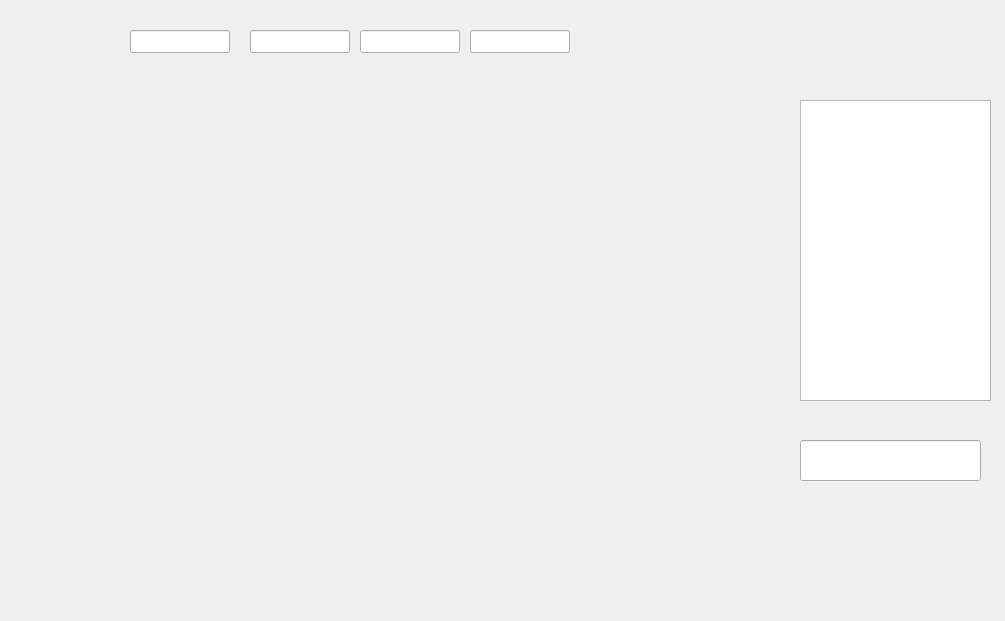
First picture: the form in caQtDM_Lib/caQtDM_Plugins/bsread/bsreadtest.ui, repository caqtdm/caqtdm, before the edit.
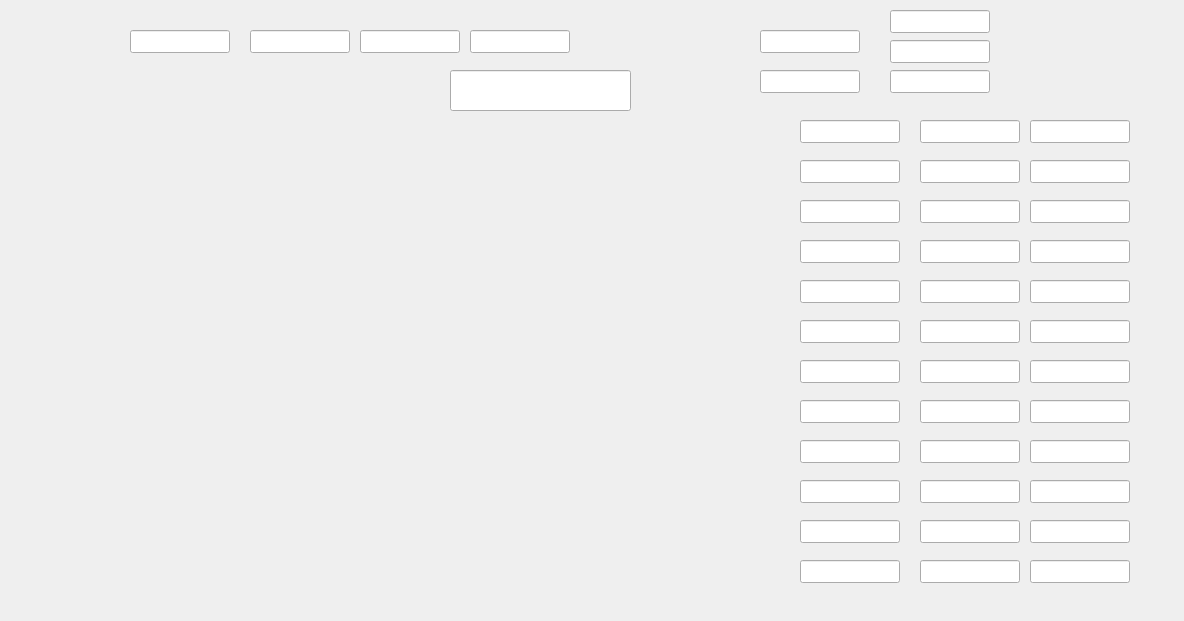
Second picture: the form after the edit. Custom widgets are drawn as their Qt base class.

The edit to the form file:
```diff
--- a/caQtDM_Lib/caQtDM_Plugins/bsread/bsreadtest.ui
+++ b/caQtDM_Lib/caQtDM_Plugins/bsread/bsreadtest.ui
@@ -6,7 +6,7 @@
    <rect>
     <x>0</x>
     <y>0</y>
-    <width>1005</width>
+    <width>1184</width>
     <height>621</height>
    </rect>
   </property>
@@ -162,24 +162,11 @@
     <string notr="true">bsread://CHANNEL-3</string>
    </property>
   </widget>
-  <widget class="caTable" name="catable">
-   <property name="geometry">
-    <rect>
-     <x>800</x>
-     <y>100</y>
-     <width>191</width>
-     <height>301</height>
-    </rect>
-   </property>
-   <property name="channels" stdset="0">
-    <string notr="true">bsread://CHANNEL-ARRAY_1</string>
-   </property>
-  </widget>
   <widget class="caLineEdit" name="calineedit_5">
    <property name="geometry">
     <rect>
-     <x>800</x>
-     <y>440</y>
+     <x>450</x>
+     <y>70</y>
      <width>181</width>
      <height>41</height>
     </rect>
@@ -191,6 +178,788 @@
     <enum>caLineEdit::string</enum>
    </property>
   </widget>
+  <widget class="caLineEdit" name="calineedit_6">
+   <property name="geometry">
+    <rect>
+     <x>800</x>
+     <y>120</y>
+     <width>100</width>
+     <height>23</height>
+    </rect>
+   </property>
+   <property name="channel" stdset="0">
+    <string notr="true">bsread://CHANNEL-1</string>
+   </property>
+   <property name="precision">
+    <number>1</number>
+   </property>
+   <property name="precisionMode">
+    <enum>caLineEdit::User</enum>
+   </property>
+  </widget>
+  <widget class="caLineEdit" name="calineedit_7">
+   <property name="geometry">
+    <rect>
+     <x>920</x>
+     <y>120</y>
+     <width>100</width>
+     <height>23</height>
+    </rect>
+   </property>
+   <property name="channel" stdset="0">
+    <string notr="true">bsread://CHANNEL-2</string>
+   </property>
+   <property name="precision">
+    <number>1</number>
+   </property>
+   <property name="precisionMode">
+    <enum>caLineEdit::User</enum>
+   </property>
+  </widget>
+  <widget class="caLineEdit" name="calineedit_8">
+   <property name="geometry">
+    <rect>
+     <x>1030</x>
+     <y>120</y>
+     <width>100</width>
+     <height>23</height>
+    </rect>
+   </property>
+   <property name="channel" stdset="0">
+    <string notr="true">bsread://CHANNEL-3</string>
+   </property>
+   <property name="precision">
+    <number>1</number>
+   </property>
+   <property name="precisionMode">
+    <enum>caLineEdit::User</enum>
+   </property>
+  </widget>
+  <widget class="caLineEdit" name="calineedit_9">
+   <property name="geometry">
+    <rect>
+     <x>800</x>
+     <y>160</y>
+     <width>100</width>
+     <height>23</height>
+    </rect>
+   </property>
+   <property name="channel" stdset="0">
+    <string notr="true">bsread://CHANNEL-1</string>
+   </property>
+   <property name="precision">
+    <number>1</number>
+   </property>
+   <property name="precisionMode">
+    <enum>caLineEdit::User</enum>
+   </property>
+  </widget>
+  <widget class="caLineEdit" name="calineedit_10">
+   <property name="geometry">
+    <rect>
+     <x>920</x>
+     <y>160</y>
+     <width>100</width>
+     <height>23</height>
+    </rect>
+   </property>
+   <property name="channel" stdset="0">
+    <string notr="true">bsread://CHANNEL-2</string>
+   </property>
+   <property name="precision">
+    <number>1</number>
+   </property>
+   <property name="precisionMode">
+    <enum>caLineEdit::User</enum>
+   </property>
+  </widget>
+  <widget class="caLineEdit" name="calineedit_11">
+   <property name="geometry">
+    <rect>
+     <x>1030</x>
+     <y>160</y>
+     <width>100</width>
+     <height>23</height>
+    </rect>
+   </property>
+   <property name="channel" stdset="0">
+    <string notr="true">bsread://CHANNEL-3</string>
+   </property>
+   <property name="precision">
+    <number>1</number>
+   </property>
+   <property name="precisionMode">
+    <enum>caLineEdit::User</enum>
+   </property>
+  </widget>
+  <widget class="caLineEdit" name="calineedit_12">
+   <property name="geometry">
+    <rect>
+     <x>800</x>
+     <y>200</y>
+     <width>100</width>
+     <height>23</height>
+    </rect>
+   </property>
+   <property name="channel" stdset="0">
+    <string notr="true">bsread://CHANNEL-1</string>
+   </property>
+   <property name="precision">
+    <number>1</number>
+   </property>
+   <property name="precisionMode">
+    <enum>caLineEdit::User</enum>
+   </property>
+  </widget>
+  <widget class="caLineEdit" name="calineedit_13">
+   <property name="geometry">
+    <rect>
+     <x>920</x>
+     <y>200</y>
+     <width>100</width>
+     <height>23</height>
+    </rect>
+   </property>
+   <property name="channel" stdset="0">
+    <string notr="true">bsread://CHANNEL-2</string>
+   </property>
+   <property name="precision">
+    <number>1</number>
+   </property>
+   <property name="precisionMode">
+    <enum>caLineEdit::User</enum>
+   </property>
+  </widget>
+  <widget class="caLineEdit" name="calineedit_14">
+   <property name="geometry">
+    <rect>
+     <x>1030</x>
+     <y>200</y>
+     <width>100</width>
+     <height>23</height>
+    </rect>
+   </property>
+   <property name="channel" stdset="0">
+    <string notr="true">bsread://CHANNEL-3</string>
+   </property>
+   <property name="precision">
+    <number>1</number>
+   </property>
+   <property name="precisionMode">
+    <enum>caLineEdit::User</enum>
+   </property>
+  </widget>
+  <widget class="caLineEdit" name="calineedit_15">
+   <property name="geometry">
+    <rect>
+     <x>800</x>
+     <y>240</y>
+     <width>100</width>
+     <height>23</height>
+    </rect>
+   </property>
+   <property name="channel" stdset="0">
+    <string notr="true">bsread://CHANNEL-1</string>
+   </property>
+   <property name="precision">
+    <number>1</number>
+   </property>
+   <property name="precisionMode">
+    <enum>caLineEdit::User</enum>
+   </property>
+  </widget>
+  <widget class="caLineEdit" name="calineedit_16">
+   <property name="geometry">
+    <rect>
+     <x>920</x>
+     <y>240</y>
+     <width>100</width>
+     <height>23</height>
+    </rect>
+   </property>
+   <property name="channel" stdset="0">
+    <string notr="true">bsread://CHANNEL-2</string>
+   </property>
+   <property name="precision">
+    <number>1</number>
+   </property>
+   <property name="precisionMode">
+    <enum>caLineEdit::User</enum>
+   </property>
+  </widget>
+  <widget class="caLineEdit" name="calineedit_17">
+   <property name="geometry">
+    <rect>
+     <x>1030</x>
+     <y>240</y>
+     <width>100</width>
+     <height>23</height>
+    </rect>
+   </property>
+   <property name="channel" stdset="0">
+    <string notr="true">bsread://CHANNEL-3</string>
+   </property>
+   <property name="precision">
+    <number>1</number>
+   </property>
+   <property name="precisionMode">
+    <enum>caLineEdit::User</enum>
+   </property>
+  </widget>
+  <widget class="caLineEdit" name="calineedit_18">
+   <property name="geometry">
+    <rect>
+     <x>1030</x>
+     <y>320</y>
+     <width>100</width>
+     <height>23</height>
+    </rect>
+   </property>
+   <property name="channel" stdset="0">
+    <string notr="true">bsread://CHANNEL-3</string>
+   </property>
+   <property name="precision">
+    <number>1</number>
+   </property>
+   <property name="precisionMode">
+    <enum>caLineEdit::User</enum>
+   </property>
+  </widget>
+  <widget class="caLineEdit" name="calineedit_19">
+   <property name="geometry">
+    <rect>
+     <x>1030</x>
+     <y>280</y>
+     <width>100</width>
+     <height>23</height>
+    </rect>
+   </property>
+   <property name="channel" stdset="0">
+    <string notr="true">bsread://CHANNEL-3</string>
+   </property>
+   <property name="precision">
+    <number>1</number>
+   </property>
+   <property name="precisionMode">
+    <enum>caLineEdit::User</enum>
+   </property>
+  </widget>
+  <widget class="caLineEdit" name="calineedit_20">
+   <property name="geometry">
+    <rect>
+     <x>1030</x>
+     <y>360</y>
+     <width>100</width>
+     <height>23</height>
+    </rect>
+   </property>
+   <property name="channel" stdset="0">
+    <string notr="true">bsread://CHANNEL-3</string>
+   </property>
+   <property name="precision">
+    <number>1</number>
+   </property>
+   <property name="precisionMode">
+    <enum>caLineEdit::User</enum>
+   </property>
+  </widget>
+  <widget class="caLineEdit" name="calineedit_21">
+   <property name="geometry">
+    <rect>
+     <x>920</x>
+     <y>320</y>
+     <width>100</width>
+     <height>23</height>
+    </rect>
+   </property>
+   <property name="channel" stdset="0">
+    <string notr="true">bsread://CHANNEL-2</string>
+   </property>
+   <property name="precision">
+    <number>1</number>
+   </property>
+   <property name="precisionMode">
+    <enum>caLineEdit::User</enum>
+   </property>
+  </widget>
+  <widget class="caLineEdit" name="calineedit_22">
+   <property name="geometry">
+    <rect>
+     <x>800</x>
+     <y>280</y>
+     <width>100</width>
+     <height>23</height>
+    </rect>
+   </property>
+   <property name="channel" stdset="0">
+    <string notr="true">bsread://CHANNEL-1</string>
+   </property>
+   <property name="precision">
+    <number>1</number>
+   </property>
+   <property name="precisionMode">
+    <enum>caLineEdit::User</enum>
+   </property>
+  </widget>
+  <widget class="caLineEdit" name="calineedit_23">
+   <property name="geometry">
+    <rect>
+     <x>800</x>
+     <y>400</y>
+     <width>100</width>
+     <height>23</height>
+    </rect>
+   </property>
+   <property name="channel" stdset="0">
+    <string notr="true">bsread://CHANNEL-1</string>
+   </property>
+   <property name="precision">
+    <number>1</number>
+   </property>
+   <property name="precisionMode">
+    <enum>caLineEdit::User</enum>
+   </property>
+  </widget>
+  <widget class="caLineEdit" name="calineedit_24">
+   <property name="geometry">
+    <rect>
+     <x>920</x>
+     <y>280</y>
+     <width>100</width>
+     <height>23</height>
+    </rect>
+   </property>
+   <property name="channel" stdset="0">
+    <string notr="true">bsread://CHANNEL-2</string>
+   </property>
+   <property name="precision">
+    <number>1</number>
+   </property>
+   <property name="precisionMode">
+    <enum>caLineEdit::User</enum>
+   </property>
+  </widget>
+  <widget class="caLineEdit" name="calineedit_25">
+   <property name="geometry">
+    <rect>
+     <x>920</x>
+     <y>400</y>
+     <width>100</width>
+     <height>23</height>
+    </rect>
+   </property>
+   <property name="channel" stdset="0">
+    <string notr="true">bsread://CHANNEL-2</string>
+   </property>
+   <property name="precision">
+    <number>1</number>
+   </property>
+   <property name="precisionMode">
+    <enum>caLineEdit::User</enum>
+   </property>
+  </widget>
+  <widget class="caLineEdit" name="calineedit_26">
+   <property name="geometry">
+    <rect>
+     <x>800</x>
+     <y>360</y>
+     <width>100</width>
+     <height>23</height>
+    </rect>
+   </property>
+   <property name="channel" stdset="0">
+    <string notr="true">bsread://CHANNEL-1</string>
+   </property>
+   <property name="precision">
+    <number>1</number>
+   </property>
+   <property name="precisionMode">
+    <enum>caLineEdit::User</enum>
+   </property>
+  </widget>
+  <widget class="caLineEdit" name="calineedit_27">
+   <property name="geometry">
+    <rect>
+     <x>920</x>
+     <y>360</y>
+     <width>100</width>
+     <height>23</height>
+    </rect>
+   </property>
+   <property name="channel" stdset="0">
+    <string notr="true">bsread://CHANNEL-2</string>
+   </property>
+   <property name="precision">
+    <number>1</number>
+   </property>
+   <property name="precisionMode">
+    <enum>caLineEdit::User</enum>
+   </property>
+  </widget>
+  <widget class="caLineEdit" name="calineedit_28">
+   <property name="geometry">
+    <rect>
+     <x>800</x>
+     <y>320</y>
+     <width>100</width>
+     <height>23</height>
+    </rect>
+   </property>
+   <property name="channel" stdset="0">
+    <string notr="true">bsread://CHANNEL-1</string>
+   </property>
+   <property name="precision">
+    <number>1</number>
+   </property>
+   <property name="precisionMode">
+    <enum>caLineEdit::User</enum>
+   </property>
+  </widget>
+  <widget class="caLineEdit" name="calineedit_29">
+   <property name="geometry">
+    <rect>
+     <x>1030</x>
+     <y>400</y>
+     <width>100</width>
+     <height>23</height>
+    </rect>
+   </property>
+   <property name="channel" stdset="0">
+    <string notr="true">bsread://CHANNEL-3</string>
+   </property>
+   <property name="precision">
+    <number>1</number>
+   </property>
+   <property name="precisionMode">
+    <enum>caLineEdit::User</enum>
+   </property>
+  </widget>
+  <widget class="caLineEdit" name="calineedit_30">
+   <property name="geometry">
+    <rect>
+     <x>1030</x>
+     <y>480</y>
+     <width>100</width>
+     <height>23</height>
+    </rect>
+   </property>
+   <property name="channel" stdset="0">
+    <string notr="true">bsread://CHANNEL-3</string>
+   </property>
+   <property name="precision">
+    <number>1</number>
+   </property>
+   <property name="precisionMode">
+    <enum>caLineEdit::User</enum>
+   </property>
+  </widget>
+  <widget class="caLineEdit" name="calineedit_31">
+   <property name="geometry">
+    <rect>
+     <x>1030</x>
+     <y>440</y>
+     <width>100</width>
+     <height>23</height>
+    </rect>
+   </property>
+   <property name="channel" stdset="0">
+    <string notr="true">bsread://CHANNEL-3</string>
+   </property>
+   <property name="precision">
+    <number>1</number>
+   </property>
+   <property name="precisionMode">
+    <enum>caLineEdit::User</enum>
+   </property>
+  </widget>
+  <widget class="caLineEdit" name="calineedit_32">
+   <property name="geometry">
+    <rect>
+     <x>1030</x>
+     <y>520</y>
+     <width>100</width>
+     <height>23</height>
+    </rect>
+   </property>
+   <property name="channel" stdset="0">
+    <string notr="true">bsread://CHANNEL-3</string>
+   </property>
+   <property name="precision">
+    <number>1</number>
+   </property>
+   <property name="precisionMode">
+    <enum>caLineEdit::User</enum>
+   </property>
+  </widget>
+  <widget class="caLineEdit" name="calineedit_33">
+   <property name="geometry">
+    <rect>
+     <x>920</x>
+     <y>480</y>
+     <width>100</width>
+     <height>23</height>
+    </rect>
+   </property>
+   <property name="channel" stdset="0">
+    <string notr="true">bsread://CHANNEL-2</string>
+   </property>
+   <property name="precision">
+    <number>1</number>
+   </property>
+   <property name="precisionMode">
+    <enum>caLineEdit::User</enum>
+   </property>
+  </widget>
+  <widget class="caLineEdit" name="calineedit_34">
+   <property name="geometry">
+    <rect>
+     <x>800</x>
+     <y>440</y>
+     <width>100</width>
+     <height>23</height>
+    </rect>
+   </property>
+   <property name="channel" stdset="0">
+    <string notr="true">bsread://CHANNEL-1</string>
+   </property>
+   <property name="precision">
+    <number>1</number>
+   </property>
+   <property name="precisionMode">
+    <enum>caLineEdit::User</enum>
+   </property>
+  </widget>
+  <widget class="caLineEdit" name="calineedit_35">
+   <property name="geometry">
+    <rect>
+     <x>800</x>
+     <y>560</y>
+     <width>100</width>
+     <height>23</height>
+    </rect>
+   </property>
+   <property name="channel" stdset="0">
+    <string notr="true">bsread://CHANNEL-1</string>
+   </property>
+   <property name="precision">
+    <number>1</number>
+   </property>
+   <property name="precisionMode">
+    <enum>caLineEdit::User</enum>
+   </property>
+  </widget>
+  <widget class="caLineEdit" name="calineedit_36">
+   <property name="geometry">
+    <rect>
+     <x>920</x>
+     <y>440</y>
+     <width>100</width>
+     <height>23</height>
+    </rect>
+   </property>
+   <property name="channel" stdset="0">
+    <string notr="true">bsread://CHANNEL-2</string>
+   </property>
+   <property name="precision">
+    <number>1</number>
+   </property>
+   <property name="precisionMode">
+    <enum>caLineEdit::User</enum>
+   </property>
+  </widget>
+  <widget class="caLineEdit" name="calineedit_37">
+   <property name="geometry">
+    <rect>
+     <x>920</x>
+     <y>560</y>
+     <width>100</width>
+     <height>23</height>
+    </rect>
+   </property>
+   <property name="channel" stdset="0">
+    <string notr="true">bsread://CHANNEL-2</string>
+   </property>
+   <property name="precision">
+    <number>1</number>
+   </property>
+   <property name="precisionMode">
+    <enum>caLineEdit::User</enum>
+   </property>
+  </widget>
+  <widget class="caLineEdit" name="calineedit_38">
+   <property name="geometry">
+    <rect>
+     <x>800</x>
+     <y>520</y>
+     <width>100</width>
+     <height>23</height>
+    </rect>
+   </property>
+   <property name="channel" stdset="0">
+    <string notr="true">bsread://CHANNEL-1</string>
+   </property>
+   <property name="precision">
+    <number>1</number>
+   </property>
+   <property name="precisionMode">
+    <enum>caLineEdit::User</enum>
+   </property>
+  </widget>
+  <widget class="caLineEdit" name="calineedit_39">
+   <property name="geometry">
+    <rect>
+     <x>920</x>
+     <y>520</y>
+     <width>100</width>
+     <height>23</height>
+    </rect>
+   </property>
+   <property name="channel" stdset="0">
+    <string notr="true">bsread://CHANNEL-2</string>
+   </property>
+   <property name="precision">
+    <number>1</number>
+   </property>
+   <property name="precisionMode">
+    <enum>caLineEdit::User</enum>
+   </property>
+  </widget>
+  <widget class="caLineEdit" name="calineedit_40">
+   <property name="geometry">
+    <rect>
+     <x>800</x>
+     <y>480</y>
+     <width>100</width>
+     <height>23</height>
+    </rect>
+   </property>
+   <property name="channel" stdset="0">
+    <string notr="true">bsread://CHANNEL-1</string>
+   </property>
+   <property name="precision">
+    <number>1</number>
+   </property>
+   <property name="precisionMode">
+    <enum>caLineEdit::User</enum>
+   </property>
+  </widget>
+  <widget class="caLineEdit" name="calineedit_41">
+   <property name="geometry">
+    <rect>
+     <x>1030</x>
+     <y>560</y>
+     <width>100</width>
+     <height>23</height>
+    </rect>
+   </property>
+   <property name="channel" stdset="0">
+    <string notr="true">bsread://CHANNEL-3</string>
+   </property>
+   <property name="precision">
+    <number>1</number>
+   </property>
+   <property name="precisionMode">
+    <enum>caLineEdit::User</enum>
+   </property>
+  </widget>
+  <widget class="caLineEdit" name="calineedit_42">
+   <property name="geometry">
+    <rect>
+     <x>890</x>
+     <y>10</y>
+     <width>100</width>
+     <height>23</height>
+    </rect>
+   </property>
+   <property name="channel" stdset="0">
+    <string notr="true">bsread://pulse_id</string>
+   </property>
+   <property name="precision">
+    <number>1</number>
+   </property>
+   <property name="precisionMode">
+    <enum>caLineEdit::User</enum>
+   </property>
+  </widget>
+  <widget class="caLineEdit" name="calineedit_43">
+   <property name="geometry">
+    <rect>
+     <x>890</x>
+     <y>40</y>
+     <width>100</width>
+     <height>23</height>
+    </rect>
+   </property>
+   <property name="channel" stdset="0">
+    <string notr="true">bsread://global_timestamp_epoch</string>
+   </property>
+   <property name="precision">
+    <number>1</number>
+   </property>
+   <property name="precisionMode">
+    <enum>caLineEdit::User</enum>
+   </property>
+  </widget>
+  <widget class="caLineEdit" name="calineedit_44">
+   <property name="geometry">
+    <rect>
+     <x>890</x>
+     <y>70</y>
+     <width>100</width>
+     <height>23</height>
+    </rect>
+   </property>
+   <property name="channel" stdset="0">
+    <string notr="true">bsread://global_timestamp_ns</string>
+   </property>
+   <property name="precision">
+    <number>1</number>
+   </property>
+   <property name="precisionMode">
+    <enum>caLineEdit::User</enum>
+   </property>
+  </widget>
+  <widget class="caLineEdit" name="calineedit_45">
+   <property name="geometry">
+    <rect>
+     <x>760</x>
+     <y>30</y>
+     <width>100</width>
+     <height>23</height>
+    </rect>
+   </property>
+   <property name="channel" stdset="0">
+    <string notr="true">bsread://htype</string>
+   </property>
+   <property name="precision">
+    <number>1</number>
+   </property>
+   <property name="precisionMode">
+    <enum>caLineEdit::User</enum>
+   </property>
+  </widget>
+  <widget class="caLineEdit" name="calineedit_46">
+   <property name="geometry">
+    <rect>
+     <x>760</x>
+     <y>70</y>
+     <width>100</width>
+     <height>23</height>
+    </rect>
+   </property>
+   <property name="focusPolicy">
+    <enum>Qt::WheelFocus</enum>
+   </property>
+   <property name="channel" stdset="0">
+    <string notr="true">bsread://hash</string>
+   </property>
+   <property name="precision">
+    <number>1</number>
+   </property>
+   <property name="precisionMode">
+    <enum>caLineEdit::User</enum>
+   </property>
+  </widget>
  </widget>
  <customwidgets>
   <customwidget>
@@ -203,11 +972,6 @@
    <extends>QFrame</extends>
    <header>caStripPlot</header>
   </customwidget>
-  <customwidget>
-   <class>caTable</class>
-   <extends>QTableWidget</extends>
-   <header>caTable</header>
-  </customwidget>
   <customwidget>
    <class>caCalc</class>
    <extends>QLabel</extends>
```
